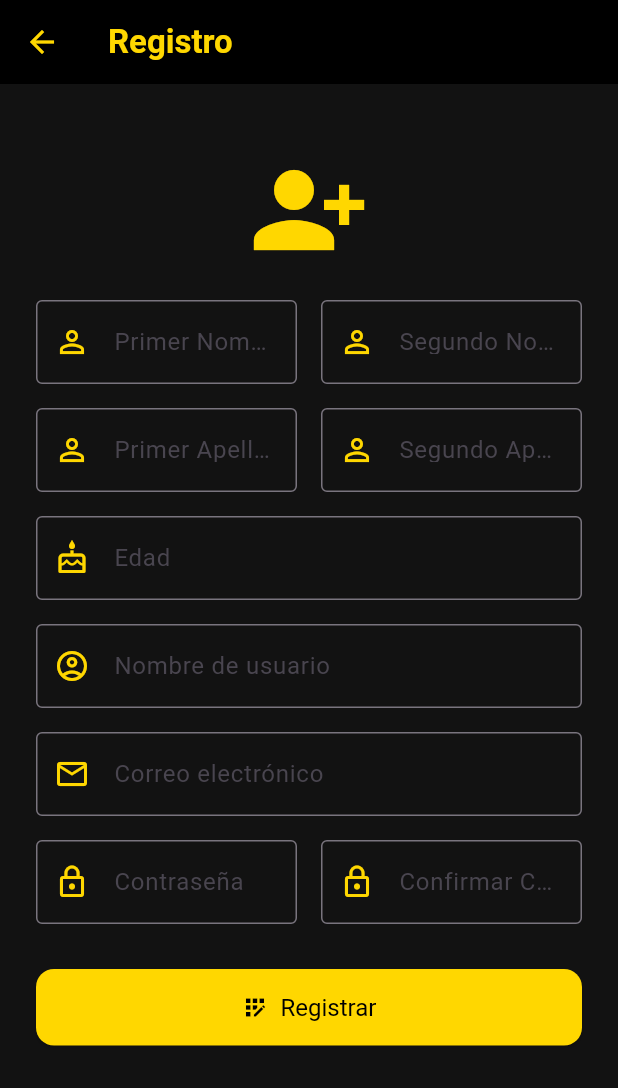
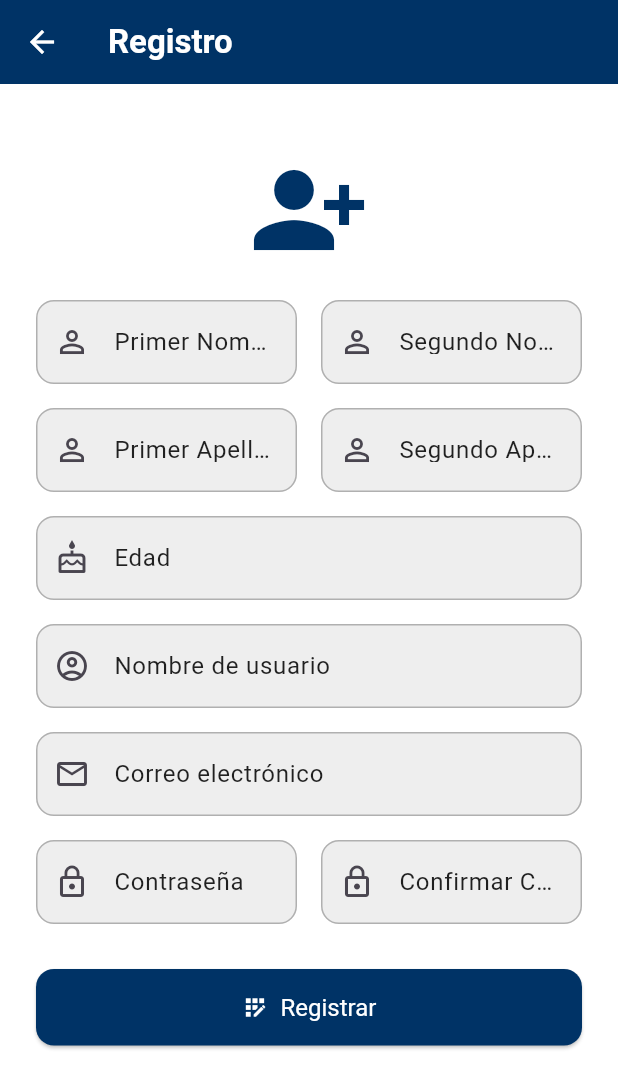
Before and after one commit to sabinevela/FinalMoviles3, a Flutter app: the RegisterScreen screen opened directly, on a phone screen of 412 x 824 dp. Shown: the top 1088 px of the screen. Run offline on Flutter 3.47's test engine with Material 3 defaults, Android fonts, the light colour scheme and no system bars; our stand-ins replace firebase_auth, firebase_core, firebase_database, image_picker, shared_preferences, video_player; accounts and stored records are empty; network calls fail.

Commit message:
Taller 2 parte de jose

```diff
--- a/lib/auth/RegisterScreen.dart
+++ b/lib/auth/RegisterScreen.dart
@@ -36,9 +36,13 @@ class _RegisterScreenState extends State<RegisterScreen>
   void initState() {
     super.initState();
     _animationController = AnimationController(
-        vsync: this, duration: const Duration(milliseconds: 800));
-    _fadeIn =
-        CurvedAnimation(parent: _animationController, curve: Curves.easeIn);
+      vsync: this,
+      duration: const Duration(milliseconds: 800),
+    );
+    _fadeIn = CurvedAnimation(
+      parent: _animationController,
+      curve: Curves.easeIn,
+    );
     _animationController.forward();
   }
 
@@ -65,7 +69,8 @@ class _RegisterScreenState extends State<RegisterScreen>
     try {
       UserCredential userCredential = await _auth.createUserWithEmailAndPassword(
         email: emailController.text.trim(),
-          password: passwordController.text.trim());
+        password: passwordController.text.trim(),
+      );
 
       final uid = userCredential.user!.uid;
 
@@ -79,8 +84,7 @@ class _RegisterScreenState extends State<RegisterScreen>
         'email': emailController.text.trim(),
       });
 
-      _showAlert("¡Registro exitoso!",
-          "Usuario registrado correctamente ✅", true);
+      _showAlert("¡Registro exitoso!", "Usuario registrado correctamente ✅", true);
     } on FirebaseAuthException catch (e) {
       String errorMsg = "Ocurrió un error, intenta de nuevo.";
       if (e.code == 'email-already-in-use') {
@@ -89,7 +93,7 @@ class _RegisterScreenState extends State<RegisterScreen>
         errorMsg = "La contraseña es muy débil.";
       }
       _showAlert("Error", errorMsg, false);
-    } catch (e) {
+    } catch (_) {
       _showAlert("Error", "Ocurrió un error, intenta de nuevo.", false);
     } finally {
       setState(() => _loading = false);
@@ -102,25 +106,15 @@ class _RegisterScreenState extends State<RegisterScreen>
       builder: (context) => AlertDialog(
         title: Row(
           children: [
-            Icon(success ? Icons.check_circle : Icons.error,
-                color: success ? Colors.green : Colors.red),
+            Icon(success ? Icons.check_circle : Icons.error),
             const SizedBox(width: 8),
-            Text(
-              title,
-              style: const TextStyle(color: Colors.black),
-            ),
+            Text(title),
           ],
         ),
-        content: Text(
-          message,
-          style: const TextStyle(color: Colors.black),
-        ),
+        content: Text(message),
         actions: [
           TextButton(
-            child: const Text(
-              "Aceptar",
-              style: TextStyle(color: Colors.black),
-            ),
+            child: const Text("Aceptar"),
             onPressed: () {
               Navigator.pop(context);
               if (success) {
@@ -168,15 +162,18 @@ class _RegisterScreenState extends State<RegisterScreen>
     return null;
   }
 
-  @override
-  Widget build(BuildContext context) {
-    final dorado = const Color(0xFFFFD700);
-
-    Widget _buildTwoFields(TextEditingController c1, String label1, IconData icon1,
-        TextEditingController c2, String label2, IconData icon2,
-        {bool obscure1 = false, bool obscure2 = false,
+  Widget _buildTwoFields(
+    TextEditingController c1,
+    String label1,
+    IconData icon1,
+    TextEditingController c2,
+    String label2,
+    IconData icon2, {
+    bool obscure1 = false,
+    bool obscure2 = false,
     String? Function(String?)? validator1,
-        String? Function(String?)? validator2}) {
+    String? Function(String?)? validator2,
+  }) {
     return Row(
       children: [
         Expanded(
@@ -185,10 +182,9 @@ class _RegisterScreenState extends State<RegisterScreen>
             child: TextFormField(
               controller: c1,
               obscureText: obscure1,
-                style: const TextStyle(color: Colors.white),
               decoration: InputDecoration(
                 labelText: label1,
-                  prefixIcon: Icon(icon1, color: dorado),
+                prefixIcon: Icon(icon1),
                 border: const OutlineInputBorder(),
               ),
               validator: validator1,
@@ -201,10 +197,9 @@ class _RegisterScreenState extends State<RegisterScreen>
             child: TextFormField(
               controller: c2,
               obscureText: obscure2,
-                style: const TextStyle(color: Colors.white),
               decoration: InputDecoration(
                 labelText: label2,
-                  prefixIcon: Icon(icon2, color: dorado),
+                prefixIcon: Icon(icon2),
                 border: const OutlineInputBorder(),
               ),
               validator: validator2,
@@ -215,10 +210,10 @@ class _RegisterScreenState extends State<RegisterScreen>
     );
   }
 
+  @override
+  Widget build(BuildContext context) {
     return Scaffold(
-      appBar: AppBar(
-        title: const Text('Registro'),
-      ),
+      appBar: AppBar(title: const Text('Registro')),
       body: FadeTransition(
         opacity: _fadeIn,
         child: Padding(
@@ -228,7 +223,7 @@ class _RegisterScreenState extends State<RegisterScreen>
             child: ListView(
               children: [
                 const SizedBox(height: 20),
-                Icon(Icons.person_add_alt_1, size: 80, color: dorado),
+                const Icon(Icons.person_add_alt_1, size: 80),
                 const SizedBox(height: 20),
                 _buildTwoFields(
                   nombre1Controller,
@@ -254,11 +249,10 @@ class _RegisterScreenState extends State<RegisterScreen>
                 const SizedBox(height: 16),
                 TextFormField(
                   controller: edadController,
-                  style: const TextStyle(color: Colors.white),
-                  decoration: InputDecoration(
+                  decoration: const InputDecoration(
                     labelText: 'Edad',
-                    prefixIcon: Icon(Icons.cake_outlined, color: dorado),
-                    border: const OutlineInputBorder(),
+                    prefixIcon: Icon(Icons.cake_outlined),
+                    border: OutlineInputBorder(),
                   ),
                   keyboardType: TextInputType.number,
                   validator: _validateEdad,
@@ -266,30 +260,27 @@ class _RegisterScreenState extends State<RegisterScreen>
                 const SizedBox(height: 16),
                 TextFormField(
                   controller: usernameController,
-                  style: const TextStyle(color: Colors.white),
-                  decoration: InputDecoration(
+                  decoration: const InputDecoration(
                     labelText: 'Nombre de usuario',
-                    prefixIcon: Icon(Icons.account_circle_outlined, color: dorado),
-                    border: const OutlineInputBorder(),
+                    prefixIcon: Icon(Icons.account_circle_outlined),
+                    border: OutlineInputBorder(),
                   ),
                   validator: (val) => _validateText(val, "Nombre de usuario", minLen: 3),
                 ),
                 const SizedBox(height: 16),
                 TextFormField(
                   controller: emailController,
-                  style: const TextStyle(color: Colors.white),
-                  decoration: InputDecoration(
+                  decoration: const InputDecoration(
                     labelText: 'Correo electrónico',
-                    prefixIcon: Icon(Icons.email_outlined, color: dorado),
-                    border: const OutlineInputBorder(),
+                    prefixIcon: Icon(Icons.email_outlined),
+                    border: OutlineInputBorder(),
                   ),
                   keyboardType: TextInputType.emailAddress,
                   validator: (val) {
                     if (val == null || val.trim().isEmpty) {
                       return "El correo es obligatorio.";
                     }
-                    if (!RegExp(r"^[\w-\.]+@([\w-]+\.)+[\w-]{2,4}$")
-                        .hasMatch(val.trim())) {
+                    if (!RegExp(r"^[\w-\.]+@([\w-]+\.)+[\w-]{2,4}$").hasMatch(val.trim())) {
                       return "Ingrese un correo válido.";
                     }
                     return null;
@@ -317,22 +308,12 @@ class _RegisterScreenState extends State<RegisterScreen>
                   validator2: _validateConfirmPassword,
                 ),
                 const SizedBox(height: 30),
-
                 _loading
-                    ? const Center(
-                        child: CircularProgressIndicator(color: Colors.amber))
+                    ? const Center(child: CircularProgressIndicator())
                     : ElevatedButton.icon(
                         onPressed: _register,
                         icon: const Icon(Icons.app_registration),
                         label: const Text('Registrar'),
-                        style: ElevatedButton.styleFrom(
-                          minimumSize: const Size(double.infinity, 50),
-                          shape: RoundedRectangleBorder(
-                            borderRadius: BorderRadius.circular(12),
-                          ),
-                          backgroundColor: dorado,
-                          foregroundColor: Colors.black,
-                        ),
                       ),
               ],
             ),
--- /dev/null
+++ b/lib/theme/app_themes.dart
@@ -0,0 +1,111 @@
+import 'package:flutter/material.dart';
+
+final ThemeData temaOscuro = ThemeData(
+  brightness: Brightness.dark,
+  scaffoldBackgroundColor: const Color(0xFF121212),
+  primaryColor: const Color(0xFFFFD700),
+  appBarTheme: const AppBarTheme(
+    backgroundColor: Colors.black,
+    foregroundColor: Color(0xFFFFD700),
+    elevation: 0,
+    iconTheme: IconThemeData(color: Color(0xFFFFD700)),
+  ),
+  iconTheme: const IconThemeData(color: Color(0xFFFFD700)),
+  textTheme: const TextTheme(
+    bodyMedium: TextStyle(color: Colors.white70),
+    titleLarge: TextStyle(color: Colors.white, fontWeight: FontWeight.bold),
+    titleMedium: TextStyle(color: Colors.white70),
+  ),
+  inputDecorationTheme: InputDecorationTheme(
+    filled: true,
+    fillColor: Colors.grey[900],
+    border: OutlineInputBorder(
+      borderRadius: BorderRadius.circular(12),
+      borderSide: const BorderSide(color: Color(0xFFFFD700)),
+    ),
+    enabledBorder: OutlineInputBorder(
+      borderRadius: BorderRadius.circular(12),
+      borderSide: const BorderSide(color: Colors.white38),
+    ),
+    focusedBorder: OutlineInputBorder(
+      borderRadius: BorderRadius.circular(12),
+      borderSide: const BorderSide(color: Color(0xFFFFD700), width: 2),
+    ),
+    hintStyle: const TextStyle(color: Colors.white38),
+    labelStyle: const TextStyle(color: Colors.white),
+    iconColor: const Color(0xFFFFD700),
+  ),
+  elevatedButtonTheme: ElevatedButtonThemeData(
+    style: ElevatedButton.styleFrom(
+      backgroundColor: const Color(0xFFFFD700),
+      foregroundColor: Colors.black,
+      padding: const EdgeInsets.symmetric(horizontal: 32, vertical: 16),
+      textStyle: const TextStyle(fontSize: 16),
+      shape: RoundedRectangleBorder(borderRadius: BorderRadius.circular(12)),
+    ),
+  ),
+  outlinedButtonTheme: OutlinedButtonThemeData(
+    style: OutlinedButton.styleFrom(
+      side: const BorderSide(color: Color(0xFFFFD700)),
+      foregroundColor: const Color(0xFFFFD700),
+      padding: const EdgeInsets.symmetric(horizontal: 32, vertical: 16),
+      textStyle: const TextStyle(fontSize: 16),
+      shape: RoundedRectangleBorder(borderRadius: BorderRadius.circular(12)),
+    ),
+  ),
+);
+
+final ThemeData temaClaro = ThemeData(
+  brightness: Brightness.light,
+  scaffoldBackgroundColor: Colors.white,
+  primaryColor: const Color(0xFF003366),
+  appBarTheme: const AppBarTheme(
+    backgroundColor: Color(0xFF003366),
+    foregroundColor: Colors.white,
+    elevation: 0,
+    iconTheme: IconThemeData(color: Colors.white),
+  ),
+  iconTheme: const IconThemeData(color: Color(0xFF003366)),
+  textTheme: const TextTheme(
+    bodyMedium: TextStyle(color: Colors.black87),
+    titleLarge: TextStyle(color: Colors.black87, fontWeight: FontWeight.bold),
+    titleMedium: TextStyle(color: Colors.black54),
+  ),
+  inputDecorationTheme: InputDecorationTheme(
+    filled: true,
+    fillColor: Colors.grey[200],
+    border: OutlineInputBorder(
+      borderRadius: BorderRadius.circular(12),
+      borderSide: const BorderSide(color: Color(0xFF003366)),
+    ),
+    enabledBorder: OutlineInputBorder(
+      borderRadius: BorderRadius.circular(12),
+      borderSide: const BorderSide(color: Colors.black26),
+    ),
+    focusedBorder: OutlineInputBorder(
+      borderRadius: BorderRadius.circular(12),
+      borderSide: const BorderSide(color: Color(0xFF003366), width: 2),
+    ),
+    hintStyle: const TextStyle(color: Colors.black38),
+    labelStyle: const TextStyle(color: Colors.black87),
+    iconColor: Color(0xFF003366),
+  ),
+  elevatedButtonTheme: ElevatedButtonThemeData(
+    style: ElevatedButton.styleFrom(
+      backgroundColor: const Color(0xFF003366),
+      foregroundColor: Colors.white,
+      padding: const EdgeInsets.symmetric(horizontal: 32, vertical: 16),
+      textStyle: const TextStyle(fontSize: 16),
+      shape: RoundedRectangleBorder(borderRadius: BorderRadius.circular(12)),
+    ),
+  ),
+  outlinedButtonTheme: OutlinedButtonThemeData(
+    style: OutlinedButton.styleFrom(
+      side: const BorderSide(color: Color(0xFF003366)),
+      foregroundColor: const Color(0xFF003366),
+      padding: const EdgeInsets.symmetric(horizontal: 32, vertical: 16),
+      textStyle: const TextStyle(fontSize: 16),
+      shape: RoundedRectangleBorder(borderRadius: BorderRadius.circular(12)),
+    ),
+  ),
+);
--- a/pubspec.yaml
+++ b/pubspec.yaml
@@ -22,6 +22,8 @@ dependencies:
   firebase_database: ^11.3.7
   cloud_firestore: ^5.6.9
   firebase_storage: ^12.4.7
+  image_picker: ^1.1.0
+  shared_preferences: ^2.2.2
 
 
 dev_dependencies:
```
Also changed, not shown: lib/auth/LoginScreen.dart (+9 -56 lines), lib/main.dart (+54 -45 lines), lib/screens/CardScreen.dart (+16 -47 lines), lib/screens/CatalogScreen.dart (+15 -41 lines), lib/screens/HomeScreen.dart (+6 -8 lines), lib/screens/PerfilScreen.dart (added, +130 -0 lines), assets/images/Avatar.png (added), assets/images/Multicines2.png (added), pubspec.lock, 6 other files. Lines whose indentation alone changed are shown as unchanged.
